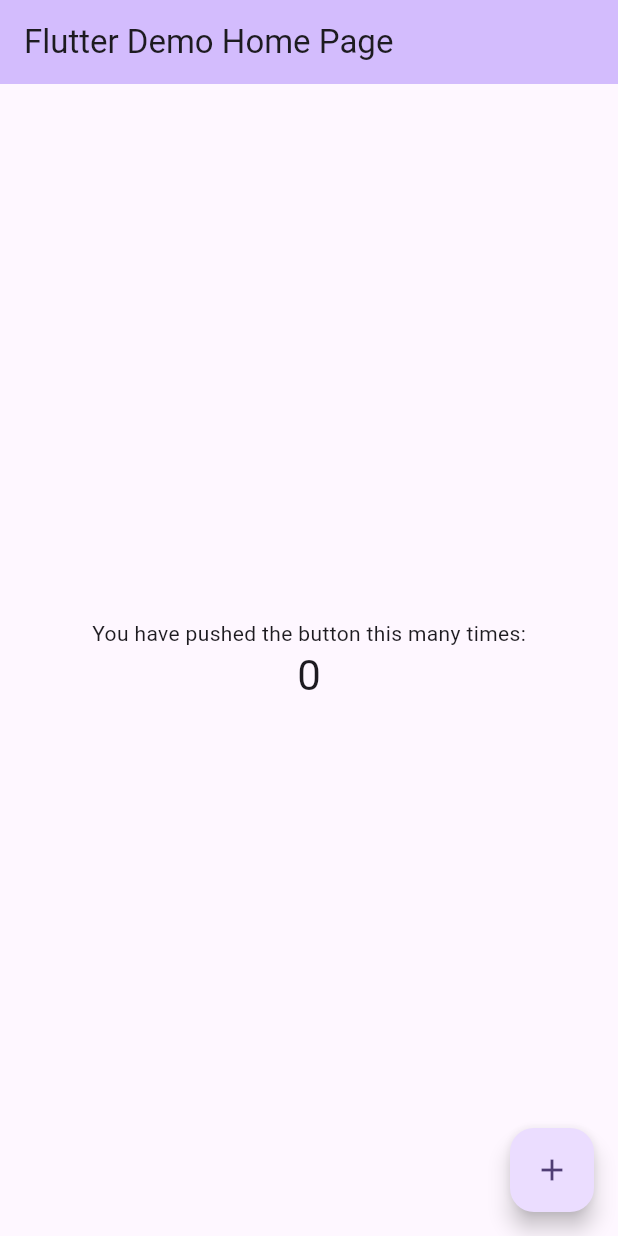
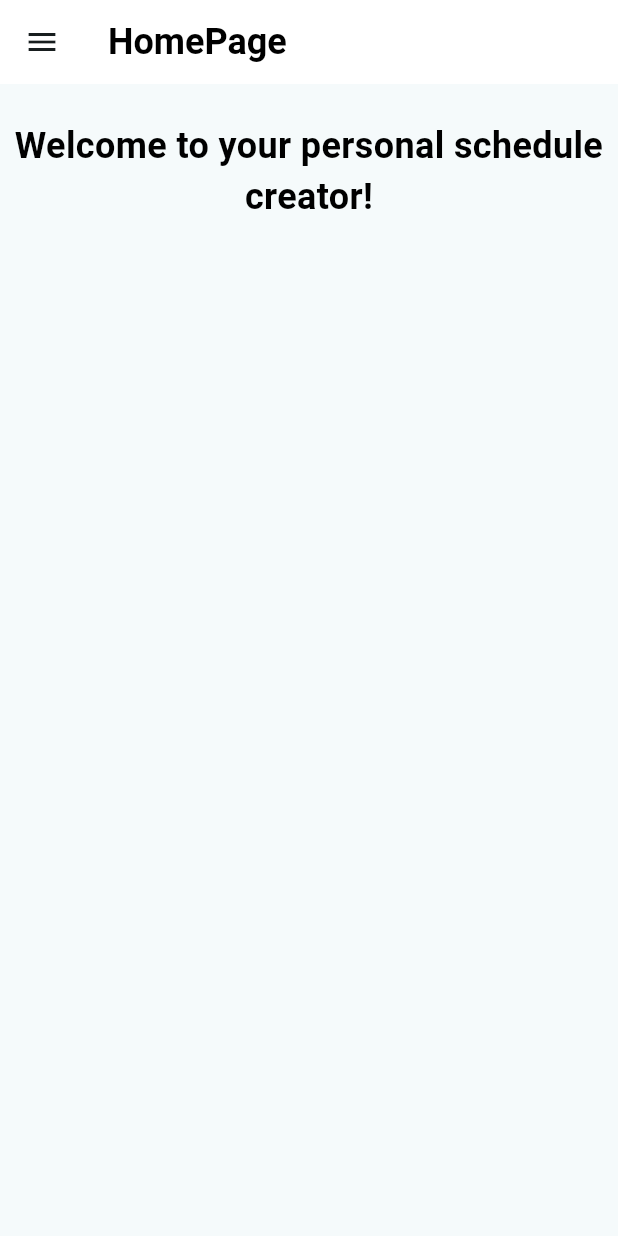
Before and after one commit to horwedelolivia/Schedule-Creator, a Flutter app: the screen it shows after launch, on a phone screen of 412 x 824 dp. Run offline on Flutter 3.47's test engine with Material 3 defaults, Android fonts, the phone set to English and light mode, and no system bars.

Commit message:
Added in new styling and added side bar

```diff
--- a/lib/main.dart
+++ b/lib/main.dart
@@ -1,4 +1,5 @@
 import 'package:flutter/material.dart';
+import 'styles/styles.dart';
 
 void main() {
   runApp(const MyApp());
@@ -11,7 +12,7 @@
   @override
   Widget build(BuildContext context) {
     return MaterialApp(
-      title: 'Flutter Demo',
+      title: 'Schedule Creator',
       theme: ThemeData(
         // This is the theme of your application.
         //
@@ -28,10 +29,19 @@
         //
         // This works for code too, not just values: Most code changes can be
         // tested with just a hot reload.
-        colorScheme: ColorScheme.fromSeed(seedColor: Colors.deepPurple),
+        // ignore: deprecated_member_use
+        colorScheme: ColorScheme.fromSeed(
+          seedColor: Colors.white,
+          ).copyWith(
+            background: const Color.fromRGBO(239, 239, 239, 1.0),
+          ),
+        appBarTheme: const AppBarTheme(
+          backgroundColor: Color.fromRGBO(255, 255, 255, 1.0),
+          titleTextStyle: AppStyles.headingText,
+        ),
         useMaterial3: true,
-      ),
-      home: const MyHomePage(title: 'Flutter Demo Home Page'),
+        ),
+      home: const MyHomePage(title: 'Home Page'),
     );
   }
 }
@@ -55,71 +65,57 @@
 }
 
 class _MyHomePageState extends State<MyHomePage> {
-  int _counter = 0;
-
-  void _incrementCounter() {
-    setState(() {
-      // This call to setState tells the Flutter framework that something has
-      // changed in this State, which causes it to rerun the build method below
-      // so that the display can reflect the updated values. If we changed
-      // _counter without calling setState(), then the build method would not be
-      // called again, and so nothing would appear to happen.
-      _counter++;
-    });
-  }
 
   @override
   Widget build(BuildContext context) {
-    // This method is rerun every time setState is called, for instance as done
-    // by the _incrementCounter method above.
-    //
-    // The Flutter framework has been optimized to make rerunning build methods
-    // fast, so that you can just rebuild anything that needs updating rather
-    // than having to individually change instances of widgets.
     return Scaffold(
       appBar: AppBar(
-        // TRY THIS: Try changing the color here to a specific color (to
-        // Colors.amber, perhaps?) and trigger a hot reload to see the AppBar
-        // change color while the other colors stay the same.
-        backgroundColor: Theme.of(context).colorScheme.inversePrimary,
-        // Here we take the value from the MyHomePage object that was created by
-        // the App.build method, and use it to set our appbar title.
-        title: Text(widget.title),
+        title: const Text('HomePage'),
       ),
-      body: Center(
-        // Center is a layout widget. It takes a single child and positions it
-        // in the middle of the parent.
-        child: Column(
-          // Column is also a layout widget. It takes a list of children and
-          // arranges them vertically. By default, it sizes itself to fit its
-          // children horizontally, and tries to be as tall as its parent.
-          //
-          // Column has various properties to control how it sizes itself and
-          // how it positions its children. Here we use mainAxisAlignment to
-          // center the children vertically; the main axis here is the vertical
-          // axis because Columns are vertical (the cross axis would be
-          // horizontal).
-          //
-          // TRY THIS: Invoke "debug painting" (choose the "Toggle Debug Paint"
-          // action in the IDE, or press "p" in the console), to see the
-          // wireframe for each widget.
-          mainAxisAlignment: MainAxisAlignment.center,
-          children: <Widget>[
-            const Text(
-              'You have pushed the button this many times:',
+      drawer: Drawer(
+        child: Container (
+          color: const Color.fromRGBO(214, 204, 194, 1.0),
+          child: ListView(
+            padding: const EdgeInsets.only(top: 24.0),
+            children: [
+            const DrawerHeader(
+              child: Text(
+                'Scheduler',
+                style: AppStyles.headingText,
+              ),
             ),
-            Text(
-              '$_counter',
-              style: Theme.of(context).textTheme.headlineMedium,
+            ListTile(
+              title: const Text('Page 1'),
+              onTap: () {
+                // Navigate to Page 1
+              },
             ),
-          ],
+            ListTile(
+              title: const Text('Page 2'),
+              onTap: () {
+                // Navigate to Page 2
+              },
+            ),
+            // Add more ListTile widgets for additional pages
+            ],
+          ),
         ),
       ),
-      floatingActionButton: FloatingActionButton(
-        onPressed: _incrementCounter,
-        tooltip: 'Increment',
-        child: const Icon(Icons.add),
-      ), // This trailing comma makes auto-formatting nicer for build methods.
+      body: const Padding(
+        padding: EdgeInsets.only(top: 24.0),
+        child: Center(
+          child: Column(
+            mainAxisAlignment: MainAxisAlignment.start,
+            children: [
+              Text(
+                'Welcome to your personal schedule creator!',
+                style: AppStyles.headingText,
+                textAlign: TextAlign.center,
+              ),
+            ],
+          )
+        ),
+      )
     );
   }
 }
--- /dev/null
+++ b/lib/styles/styles.dart
@@ -0,0 +1,21 @@
+import 'package:flutter/material.dart';
+
+class AppStyles {
+    static const TextStyle appBarText = TextStyle(
+    fontSize: 24.0,
+    fontWeight: FontWeight.bold,
+    color: Colors.black,
+  );
+
+  static const TextStyle headingText = TextStyle(
+    fontSize: 24.0,
+    fontWeight: FontWeight.bold,
+    color: Colors.black,
+  );
+
+  static const TextStyle bodyText = TextStyle(
+    fontSize: 12.0,
+    fontWeight: FontWeight.normal,
+    color: Colors.black,
+  );
+}
```
